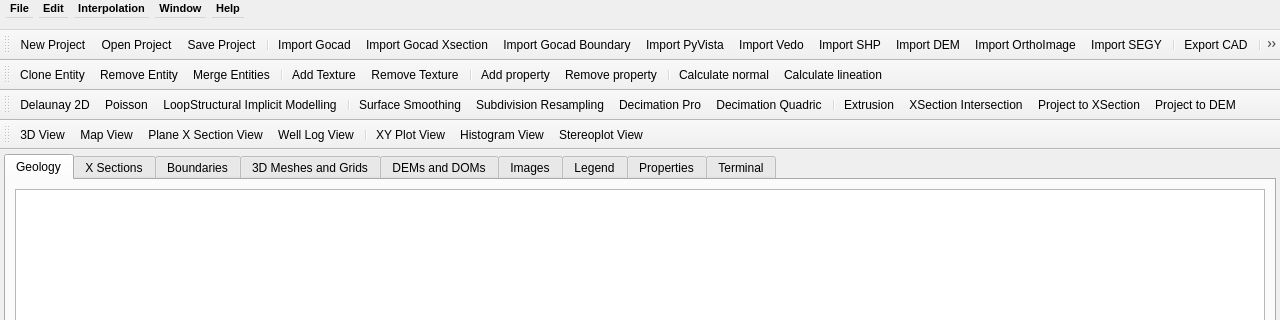
gecos-lab/PZero, file gui/project_window.ui: the form before one commit; both pictures show x 0 to 1280 and y 0 to 320 of the 1280 by 800 pixel window.
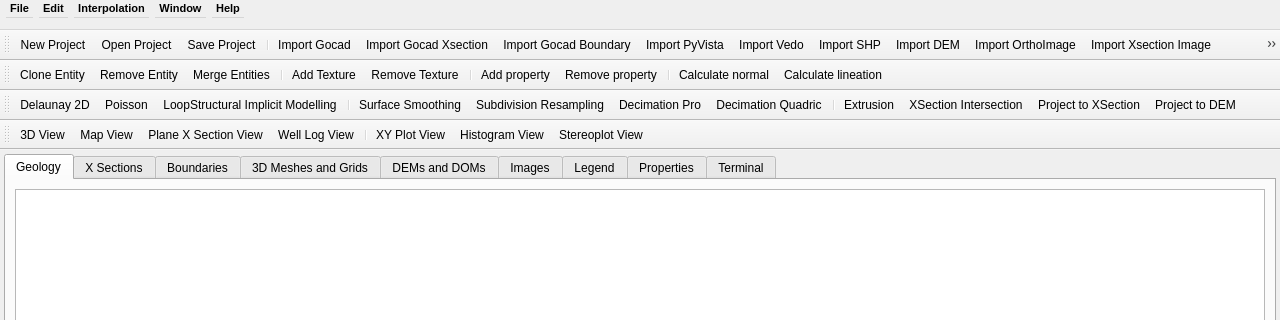
The form after the commit.

Commit message: images OK - MERGING

The edit to the form file:
```diff
--- a/gui/project_window.ui
+++ b/gui/project_window.ui
@@ -640,6 +640,7 @@
    <addaction name="actionImportSHP"/>
    <addaction name="actionImportDEM"/>
    <addaction name="actionImportOrthoImage"/>
+   <addaction name="actionImportXsectionImage"/>
    <addaction name="actionImportSEGY"/>
    <addaction name="separator"/>
    <addaction name="actionExportCAD"/>
@@ -1023,6 +1024,11 @@
     <string>Import Gocad Boundary</string>
    </property>
   </action>
+  <action name="actionImportXsectionImage">
+   <property name="text">
+    <string>Import Xsection Image</string>
+   </property>
+  </action>
  </widget>
  <resources/>
  <connections/>
```
Left out of the diff: 1 changed line with no effect on the pictures. The commit also changes 6 other files.
